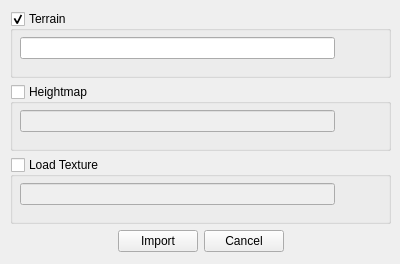
Qt form ui/importUI.ui (matttraynar/Terrain) before a commit.
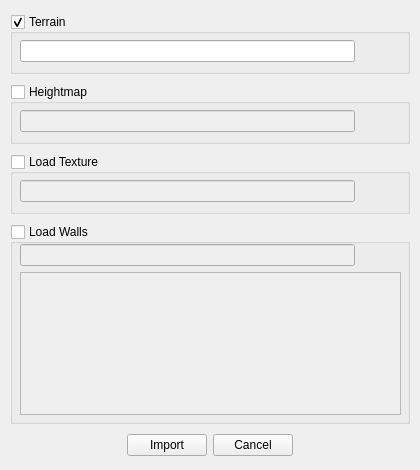
The same form after that commit. Icons and pictures are not drawn.

Commit message: Added a text box which allows the user to import walls, needs connecting

What changed in the file:
```diff
--- a/ui/importUI.ui
+++ b/ui/importUI.ui
@@ -6,37 +6,85 @@
    <rect>
     <x>0</x>
     <y>0</y>
-    <width>400</width>
-    <height>264</height>
+    <width>420</width>
+    <height>470</height>
    </rect>
   </property>
+  <property name="minimumSize">
+   <size>
+    <width>420</width>
+    <height>470</height>
+   </size>
+  </property>
+  <property name="maximumSize">
+   <size>
+    <width>420</width>
+    <height>470</height>
+   </size>
+  </property>
   <property name="windowTitle">
    <string>Import To Maya</string>
   </property>
-  <widget class="QWidget" name="">
+  <widget class="QWidget" name="widget" native="true">
    <property name="geometry">
     <rect>
      <x>10</x>
-     <y>11</y>
-     <width>381</width>
-     <height>241</height>
+     <y>10</y>
+     <width>400</width>
+     <height>450</height>
     </rect>
    </property>
+   <property name="sizePolicy">
+    <sizepolicy hsizetype="MinimumExpanding" vsizetype="MinimumExpanding">
+     <horstretch>0</horstretch>
+     <verstretch>0</verstretch>
+    </sizepolicy>
+   </property>
+   <property name="minimumSize">
+    <size>
+     <width>400</width>
+     <height>450</height>
+    </size>
+   </property>
+   <property name="maximumSize">
+    <size>
+     <width>400</width>
+     <height>430</height>
+    </size>
+   </property>
    <layout class="QVBoxLayout" name="verticalLayout">
     <item>
      <widget class="QGroupBox" name="terrainBox">
+      <property name="sizePolicy">
+       <sizepolicy hsizetype="MinimumExpanding" vsizetype="Minimum">
+        <horstretch>0</horstretch>
+        <verstretch>0</verstretch>
+       </sizepolicy>
+      </property>
+      <property name="minimumSize">
+       <size>
+        <width>0</width>
+        <height>60</height>
+       </size>
+      </property>
+      <property name="maximumSize">
+       <size>
+        <width>16777215</width>
+        <height>60</height>
+       </size>
+      </property>
       <property name="title">
        <string>Terrain</string>
       </property>
       <property name="checkable">
        <bool>true</bool>
       </property>
-      <widget class="QWidget" name="">
+      <widget class="QWidget" name="layoutWidget">
        <property name="geometry">
         <rect>
          <x>10</x>
          <y>20</y>
-         <width>361</width>
+         <width>381</width>
          <height>35</height>
         </rect>
        </property>
@@ -70,6 +118,24 @@
     </item>
     <item>
      <widget class="QGroupBox" name="heightmapBox">
+      <property name="sizePolicy">
+       <sizepolicy hsizetype="MinimumExpanding" vsizetype="Minimum">
+        <horstretch>0</horstretch>
+        <verstretch>0</verstretch>
+       </sizepolicy>
+      </property>
+      <property name="minimumSize">
+       <size>
+        <width>0</width>
+        <height>60</height>
+       </size>
+      </property>
+      <property name="maximumSize">
+       <size>
+        <width>16777215</width>
+        <height>60</height>
+       </size>
+      </property>
       <property name="title">
        <string>Heightmap</string>
       </property>
@@ -84,7 +150,7 @@
         <rect>
          <x>10</x>
          <y>20</y>
-         <width>361</width>
+         <width>381</width>
          <height>35</height>
         </rect>
        </property>
@@ -118,6 +184,24 @@
     </item>
     <item>
      <widget class="QGroupBox" name="textureBox">
+      <property name="sizePolicy">
+       <sizepolicy hsizetype="MinimumExpanding" vsizetype="Minimum">
+        <horstretch>0</horstretch>
+        <verstretch>0</verstretch>
+       </sizepolicy>
+      </property>
+      <property name="minimumSize">
+       <size>
+        <width>0</width>
+        <height>60</height>
+       </size>
+      </property>
+      <property name="maximumSize">
+       <size>
+        <width>16777215</width>
+        <height>60</height>
+       </size>
+      </property>
       <property name="title">
        <string>Load Texture</string>
       </property>
@@ -132,7 +216,7 @@
         <rect>
          <x>10</x>
          <y>20</y>
-         <width>361</width>
+         <width>381</width>
          <height>35</height>
         </rect>
        </property>
@@ -164,6 +248,79 @@
       </widget>
      </widget>
     </item>
+    <item>
+     <widget class="QGroupBox" name="wallsBox">
+      <property name="sizePolicy">
+       <sizepolicy hsizetype="MinimumExpanding" vsizetype="MinimumExpanding">
+        <horstretch>0</horstretch>
+        <verstretch>200</verstretch>
+       </sizepolicy>
+      </property>
+      <property name="minimumSize">
+       <size>
+        <width>0</width>
+        <height>150</height>
+       </size>
+      </property>
+      <property name="maximumSize">
+       <size>
+        <width>16777215</width>
+        <height>200</height>
+       </size>
+      </property>
+      <property name="title">
+       <string>Load Walls</string>
+      </property>
+      <property name="checkable">
+       <bool>true</bool>
+      </property>
+      <property name="checked">
+       <bool>false</bool>
+      </property>
+      <widget class="QWidget" name="">
+       <property name="geometry">
+        <rect>
+         <x>10</x>
+         <y>20</y>
+         <width>381</width>
+         <height>171</height>
+        </rect>
+       </property>
+       <layout class="QVBoxLayout" name="verticalLayout_2">
+        <item>
+         <layout class="QHBoxLayout" name="horizontalLayout_5">
+          <item>
+           <widget class="QLineEdit" name="wallsLine"/>
+          </item>
+          <item>
+           <widget class="QPushButton" name="wallsButton">
+            <property name="text">
+             <string/>
+            </property>
+            <property name="icon">
+             <iconset>
+              <normaloff>../../Uni/FMP/Terrain/ui/browseFolder.png</normaloff>../../Uni/FMP/Terrain/ui/browseFolder.png</iconset>
+            </property>
+            <property name="iconSize">
+             <size>
+              <width>25</width>
+              <height>25</height>
+             </size>
+            </property>
+            <property name="flat">
+             <bool>true</bool>
+            </property>
+           </widget>
+          </item>
+         </layout>
+        </item>
+        <item>
+         <widget class="QPlainTextEdit" name="wallsEdit"/>
+        </item>
+       </layout>
+      </widget>
+     </widget>
+    </item>
     <item>
      <layout class="QHBoxLayout" name="horizontalLayout_4">
       <item>
```
The commit also changes 1 other file.
